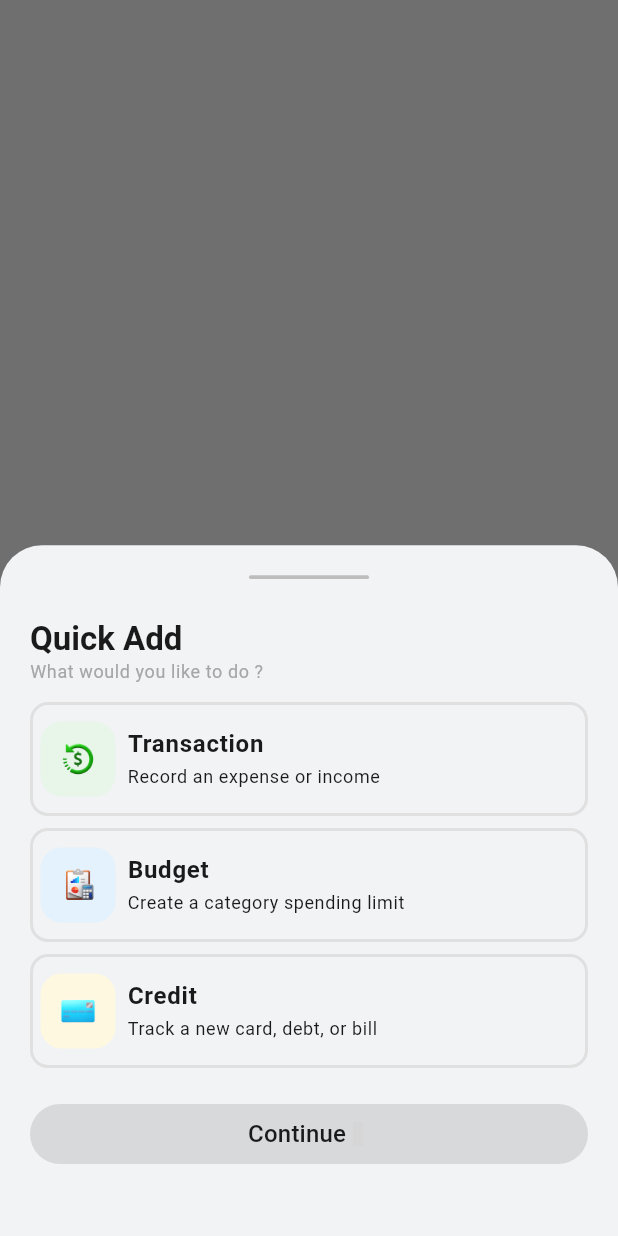
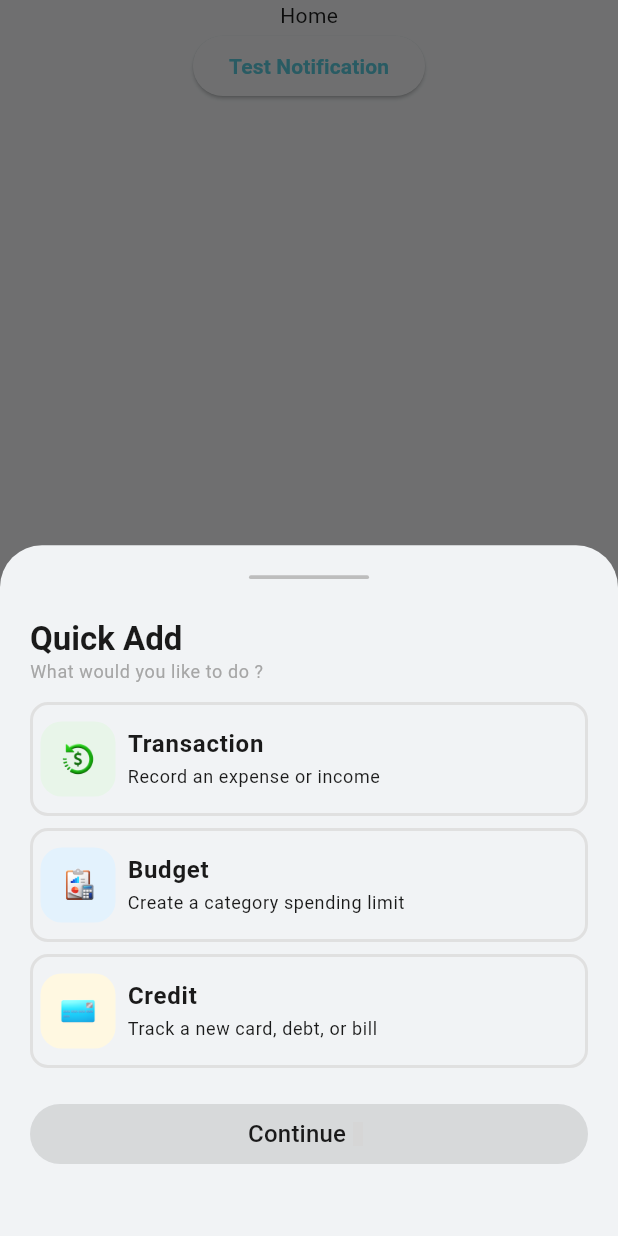
Before and after one commit to AndrewSukardi/UangKu, a Flutter app: the screen it shows after launch, after a tap on an icon or button, on a phone screen of 412 x 824 dp. Run offline on Flutter 3.47's test engine with Material 3 defaults, Android fonts, the phone set to English and light mode, and no system bars; our stand-ins replace flutter_local_notifications, flutter_riverpod, go_router; missing offline and left inert: phosphoricons_flutter; grey boxes are pictures that could not be loaded.

Commit message:
Adding Notification Management and Icon

```diff
--- a/lib/features/home/home_page.dart
+++ b/lib/features/home/home_page.dart
@@ -1,13 +1,23 @@
 import 'package:flutter/material.dart';
+import 'package:UangKu/services/notification_service.dart';
 
 class HomePage extends StatelessWidget {
   const HomePage({super.key});
 
   @override
   Widget build(BuildContext context) {
-    return const Scaffold(
-      body: Center(
-        child: Text("Home"),
+    return Scaffold(
+      body: Column(
+        children: [
+          const Center(child: Text("Home")),
+
+          ElevatedButton(
+            onPressed: () {
+              NotificationService.showTestNotification();
+            },
+            child: const Text('Test Notification'),
+          ),
+        ],
       ),
     );
   }
--- a/lib/features/shared/sheet_router.dart
+++ /dev/null
@@ -1 +0,0 @@
-import 'package:flutter/material.dart';
--- a/lib/main.dart
+++ b/lib/main.dart
@@ -2,10 +2,13 @@ import 'package:flutter/material.dart';
 import 'package:flutter_riverpod/flutter_riverpod.dart';
 import 'router.dart';
 import 'package:UangKu/theme/app_theme.dart';
+import 'package:UangKu/services/notification_service.dart';
 
-void main(){
+Future<void> main() async {
 
   WidgetsFlutterBinding.ensureInitialized();
+
+  await NotificationService.initialize();
 
   runApp(
     const ProviderScope(child: MyApp(),
--- /dev/null
+++ b/lib/services/notification_service.dart
@@ -0,0 +1,39 @@
+import 'package:flutter_local_notifications/flutter_local_notifications.dart';
+
+class NotificationService {
+  static final FlutterLocalNotificationsPlugin plugin =
+      FlutterLocalNotificationsPlugin();
+
+  static Future<void> initialize() async {
+    const androidSettings = AndroidInitializationSettings('ic_notification');
+
+    const settings = InitializationSettings(android: androidSettings);
+
+    await plugin.initialize(settings: settings);
+
+    final androidPlugin = plugin
+        .resolvePlatformSpecificImplementation<
+          AndroidFlutterLocalNotificationsPlugin
+        >();
+
+    await androidPlugin?.requestNotificationsPermission();
+  }
+
+  static Future<void> showTestNotification() async {
+    const details = AndroidNotificationDetails(
+      'test_channel',
+      'Test Notifications',
+      channelDescription: 'Testing notifications',
+      importance: Importance.max,
+      priority: Priority.high,
+    );
+
+
+    await plugin.show(
+      id: 0, //DateTime.now().millisecondsSinceEpoch ~/ 1000
+      title: 'Hello Flutter 👋',
+      body: 'This is a test notification',
+      notificationDetails: const NotificationDetails(android: details),
+    );
+  }
+}
--- a/pubspec.yaml
+++ b/pubspec.yaml
@@ -41,6 +41,7 @@ dependencies:
   shared_preferences: ^2.5.5
   dio: ^5.10.0
   phosphoricons_flutter: ^1.0.0
+  flutter_local_notifications: ^22.2.0
 
 dev_dependencies:
   flutter_test:
@@ -86,9 +87,10 @@ flutter_native_splash:
 flutter_launcher_icons:
   android: true
   ios: true
-  image_path: assets/images/logo.png
+  image_path: assets/images/icon.png
   adaptive_icon_background: "#55bec5"
-  adaptive_icon_foreground: assets/images/logo.png
+  adaptive_icon_foreground: assets/images/icon.png
+  adaptive_icon_monochrome: assets/images/monochrome.png
   # To add assets to your application, add an assets section, like this:
   # assets:
   #   - images/a_dot_burr.jpeg
```
Also changed, not shown: assets/images/icon-2.jpg (renamed from assets/icon/icon.jpg), assets/images/icon-resized.jpg (renamed from assets/icon/icon-resized.jpg), assets/images/icon.png (added), assets/images/monochrome.png (added), pubspec.lock, 43 other files.
